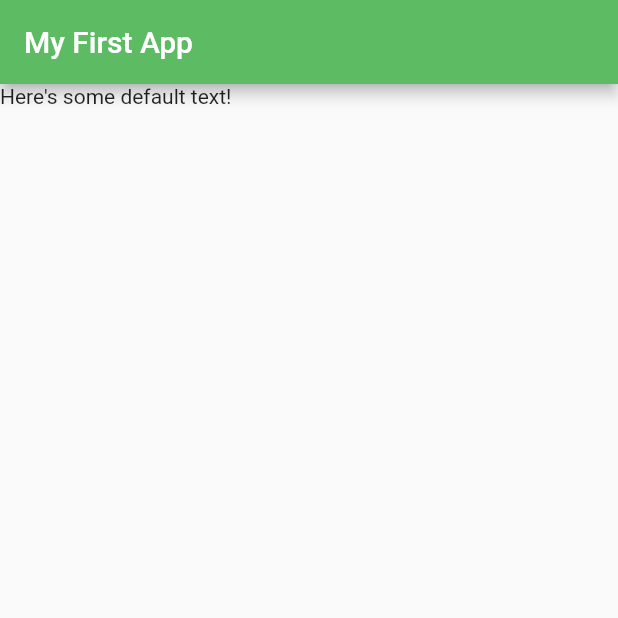
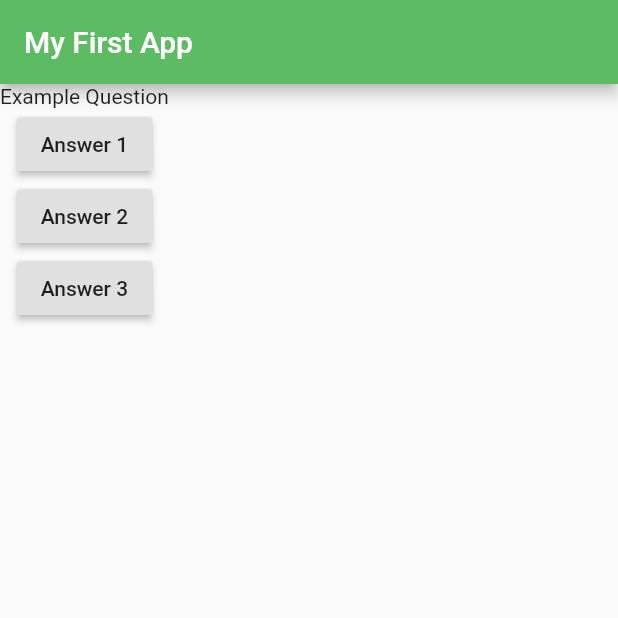
Before and after one commit to richard-k-hughes/flutter_complete_guide, a Flutter app: the screen it shows after launch, on a phone screen of 412 x 824 dp, the top half of it. Run offline on Flutter 3.47's test engine with Material 2 defaults, Android fonts, the phone set to English and light mode, and no system bars.

Commit message:
More layout and adding questions example

```diff
--- a/lib/main.dart
+++ b/lib/main.dart
@@ -5,13 +5,34 @@ void main() => runApp(MyApp());
 class MyApp extends StatelessWidget {
   @override
   Widget build(BuildContext context) {
+    var questions = [
+      'What\'s your favorite color?',
+      'How old are you?',
+      'Do you prefer dessert or entrees?'
+    ];
+    // var questionWidgetList = <Widget>[];
+    // questions.forEach((question) => questionWidgetList.add(Text(question)));
     return MaterialApp(
       home: Scaffold(
         appBar: AppBar(
           title: Text('My First App'),
           backgroundColor: Color(0xFF5DBB63),
         ),
-        body: Text('Here\'s some default text!'),
+        body: Column(children: [
+          Text('Example Question'),
+          RaisedButton(
+            child: Text('Answer 1'),
+            onPressed: () => {},
+          ),
+          RaisedButton(
+            child: Text('Answer 2'),
+            onPressed: () => {},
+          ),
+          RaisedButton(
+            child: Text('Answer 3'),
+            onPressed: () => {},
+          )
+        ]),
       ),
     );
   }
```
